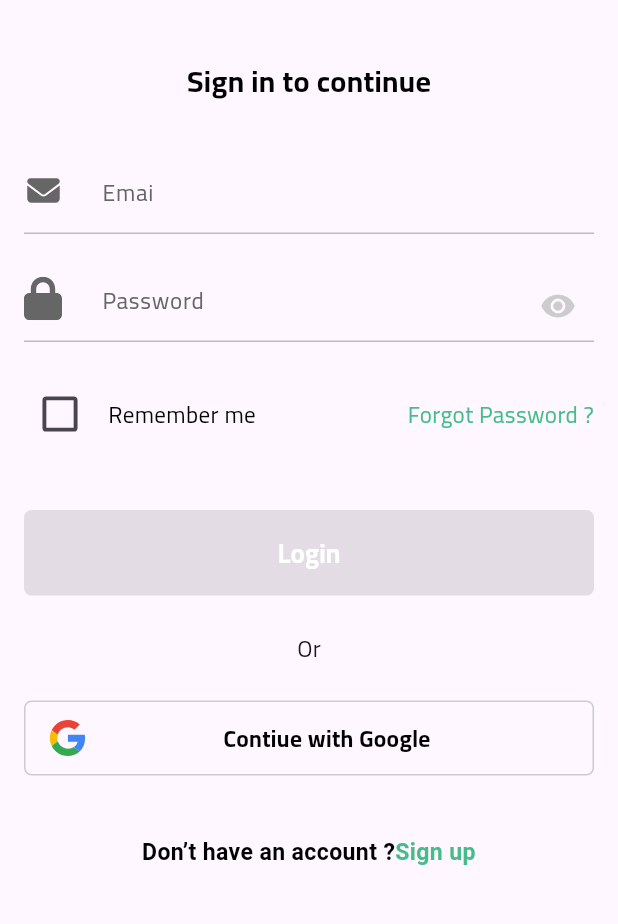
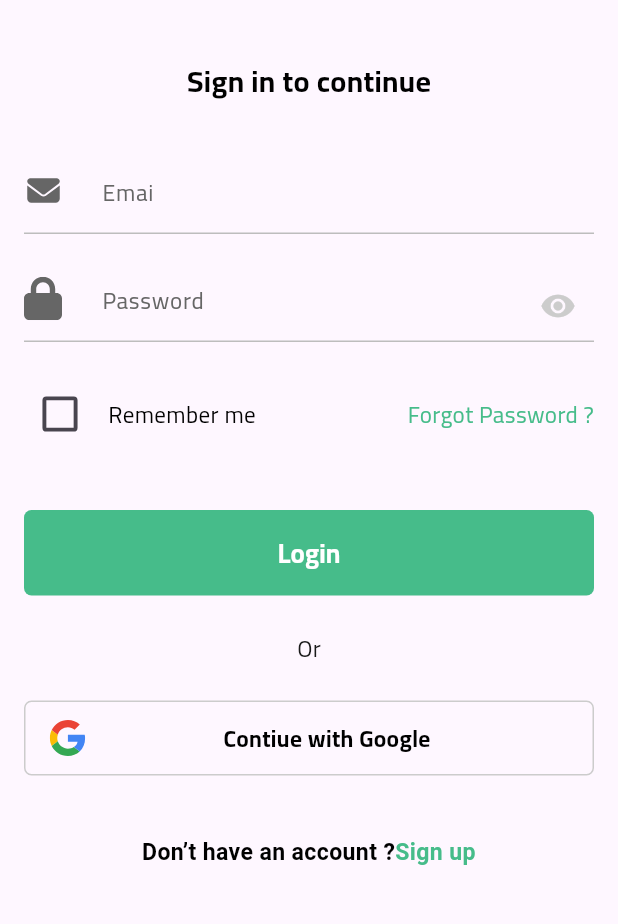
Before and after one commit to abdelrahman3003/digiFly-task, a Flutter app: the screen it shows after launch, on a phone screen of 412 x 824 dp, the part 300-1224 px from its top. Run offline on Flutter 3.47's test engine with Material 3 defaults, Android fonts, the phone set to English and light mode, and no system bars; our stand-ins replace flutter_screenutil, flutter_svg.

```diff
--- a/lib/core/utils/app_button.dart
+++ b/lib/core/utils/app_button.dart
@@ -12,14 +12,19 @@ class AppButton extends StatelessWidget {
   Widget build(BuildContext context) {
     return ElevatedButton(
       style: ElevatedButton.styleFrom(
-        backgroundColor: color ?? AppColors.primaryColor,
         shape: RoundedRectangleBorder(
           borderRadius: BorderRadius.circular(5),
         ),
         padding: const EdgeInsets.symmetric(vertical: 16),
+      ).copyWith(
+        backgroundColor:
+            WidgetStateProperty.all(color ?? AppColors.primaryColor),
       ),
       onPressed: onPressed,
-      child: Text(title, style: AppStyle.style16font700wite),
+      child: Text(
+        title,
+        style: AppStyle.style16font700wite,
+      ),
     );
   }
 }
--- a/lib/core/utils/app_routes.dart
+++ b/lib/core/utils/app_routes.dart
@@ -1,17 +1,18 @@
 import 'package:flutter/material.dart';
 
 import '../../features/auth/view/signin_view.dart';
+import '../../features/auth/view/signup_view.dart';
 
 class AppRoutes {
-
   static const String singinView = '/singinView';
   static const String signupView = '/signupView';
-  static const String HomeView = '/homepage';
+  static const String homeView = '/homepage';
   static Route generateRoute(RouteSettings setting) {
     switch (setting.name) {
-      case singinView:
+      case "/" || singinView:
         return MaterialPageRoute(builder: (context) => const SigninView());
-
+      case signupView:
+        return MaterialPageRoute(builder: (context) => const SignupView());
       default:
         return MaterialPageRoute(
           builder: (context) => Scaffold(
--- a/lib/features/auth/view/signin_view.dart
+++ b/lib/features/auth/view/signin_view.dart
@@ -2,6 +2,7 @@ import 'package:digifly/core/utils/app_button.dart';
 import 'package:digifly/core/utils/app_colors.dart';
 import 'package:digifly/core/utils/app_style.dart';
 import 'package:digifly/core/utils/app_text_Form_filed.dart';
+import 'package:digifly/core/utils/navigate.dart';
 import 'package:digifly/features/auth/view/widget/continue_with_google.dart';
 import 'package:digifly/features/auth/view/widget/do_have_account.dart';
 import 'package:digifly/features/auth/view/widget/forget_password_row.dart';
@@ -9,6 +10,7 @@ import 'package:digifly/features/auth/view/widget/password_text_field.dart';
 import 'package:digifly/gen/assets.gen.dart';
 import 'package:flutter/material.dart';
 
+import '../../../core/utils/app_routes.dart';
 import 'widget/logo.dart';
 
 class SigninView extends StatelessWidget {
@@ -30,7 +32,7 @@ class SigninView extends StatelessWidget {
             const SizedBox(height: 40),
             AppTextFormFiled(hint: "Emai", icon: Assets.icons.mail),
             const SizedBox(height: 24),
-            const PasswordTextField(),
+            const PasswordTextField(hintText: "Password"),
             const SizedBox(height: 24),
             const ForgetPasswordRow(),
             const SizedBox(height: 40),
@@ -43,8 +45,13 @@ class SigninView extends StatelessWidget {
             const SizedBox(height: 24),
             const ContinueWithGoogle(),
             const SizedBox(height: 40),
-            const DoHaveAccount(
-                title: "Don’t have an account ?", subtitle: "Sign up")
+            DoHaveAccount(
+              title: "Don’t have an account ?",
+              subtitle: "Sign up",
+              onTap: () {
+                context.pushNameed(AppRoutes.signupView);
+              },
+            )
           ],
         ),
       ),
--- a/lib/features/auth/view/widget/do_have_account.dart
+++ b/lib/features/auth/view/widget/do_have_account.dart
@@ -1,11 +1,14 @@
+import 'package:flutter/gestures.dart';
 import 'package:flutter/material.dart';
 
 import '../../../../core/utils/app_colors.dart';
 import '../../../../core/utils/app_style.dart';
 
 class DoHaveAccount extends StatelessWidget {
-  const DoHaveAccount({super.key, required this.title, required this.subtitle});
+  const DoHaveAccount(
+      {super.key, required this.title, required this.subtitle, this.onTap});
   final String title, subtitle;
+  final Function()? onTap;
   @override
   Widget build(BuildContext context) {
     return Text.rich(
@@ -16,7 +19,8 @@ class DoHaveAccount extends StatelessWidget {
           TextSpan(
               text: subtitle,
               style: AppStyle.style14font700black
-                  .copyWith(color: AppColors.primaryColor)),
+                  .copyWith(color: AppColors.primaryColor),
+              recognizer: TapGestureRecognizer()..onTap = onTap),
         ],
       ),
       textAlign: TextAlign.center,
--- a/lib/features/auth/view/widget/password_text_field.dart
+++ b/lib/features/auth/view/widget/password_text_field.dart
@@ -5,8 +5,8 @@ import 'package:flutter_svg/svg.dart';
 import '../../../../core/utils/app_style.dart';
 
 class PasswordTextField extends StatefulWidget {
-  const PasswordTextField({super.key});
-
+  const PasswordTextField({super.key, required this.hintText});
+  final String hintText;
   @override
   State<PasswordTextField> createState() => _PasswordTextFieldState();
 }
@@ -30,7 +30,7 @@ class _PasswordTextFieldState extends State<PasswordTextField> {
             },
             icon: Icon(isVisibile ? Icons.visibility : Icons.visibility_off,
                 color: const Color(0xffCCCCCC))),
-        hintText: "Password",
+        hintText: widget.hintText,
         hintStyle: AppStyle.style14font500black
             .copyWith(color: const Color(0xff666666)),
         enabledBorder: UnderlineInputBorder(
--- a/lib/my_app.dart
+++ b/lib/my_app.dart
@@ -1,6 +1,8 @@
-import 'package:digifly/features/auth/view/signin_view.dart';
+import 'package:digifly/core/utils/app_colors.dart';
+import 'package:digifly/core/utils/app_routes.dart';
 import 'package:flutter/material.dart';
 import 'package:flutter_screenutil/flutter_screenutil.dart';
+
 
 class MyApp extends StatelessWidget {
   const MyApp({super.key});
@@ -13,9 +15,17 @@ class MyApp extends StatelessWidget {
         splitScreenMode: true,
         builder: (context, child) {
           return MaterialApp(
-              debugShowCheckedModeBanner: false,
-              theme: ThemeData(fontFamily: 'Cairo'),
-              home: const SigninView());
+            debugShowCheckedModeBanner: false,
+            theme: ThemeData(
+              fontFamily: 'Cairo',
+              elevatedButtonTheme: ElevatedButtonThemeData(
+                style: ElevatedButton.styleFrom(
+                  backgroundColor: AppColors.primaryColor,
+                ),
+              ),
+            ),
+            onGenerateRoute: AppRoutes.generateRoute,
+          );
         });
   }
 }
```
Also changed, not shown: lib/features/auth/view/signup_view.dart (added, +53 -0 lines).
